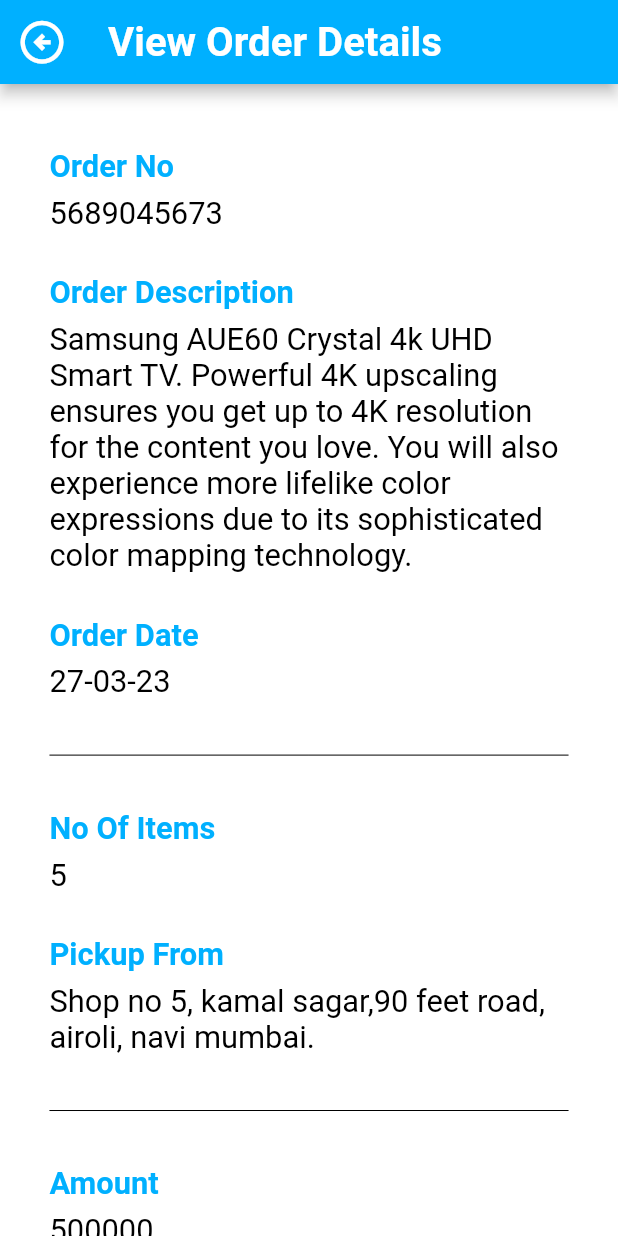
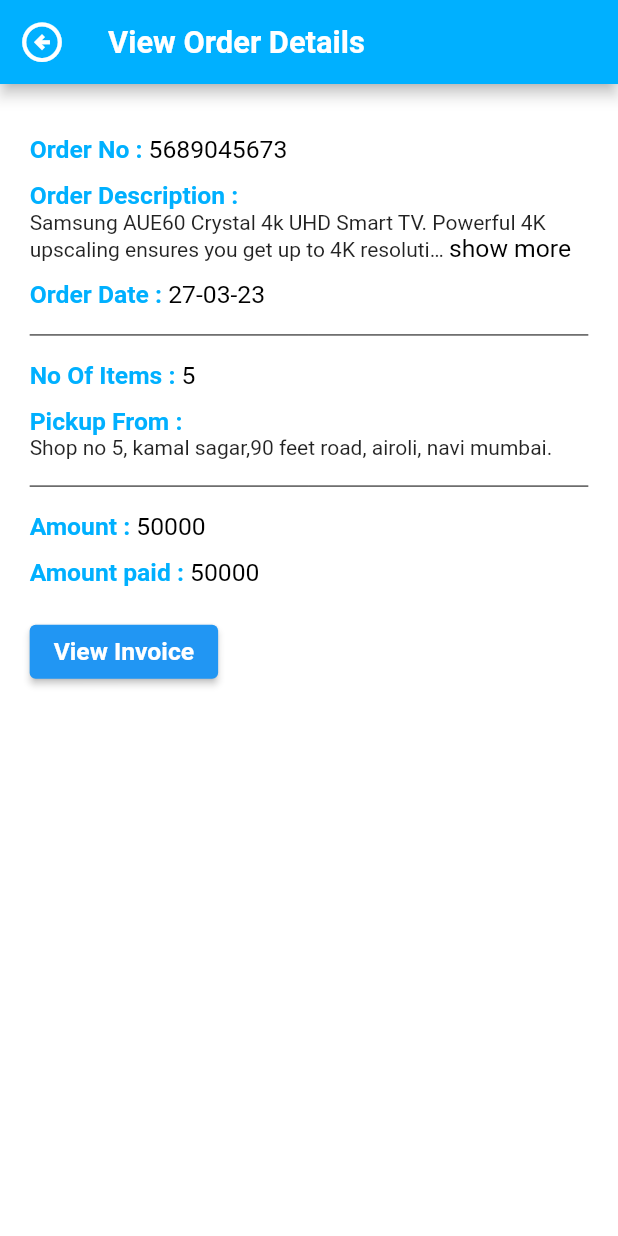
Before and after one commit to rupal-tripund/shipping_app, a Flutter app: the GetOrderDetails screen opened directly, on a phone screen of 412 x 824 dp. Run offline on Flutter 3.47's test engine with Material 2 defaults, Android fonts, the phone set to English and light mode, and no system bars; drawn by our look-alikes of readmore; our stand-ins replace carousel_pro_nullsafety, dropdown_search, email_validator, file_picker, get, google_fonts and 4 more; missing offline and left inert: syncfusion_flutter_pdf.

Commit message:
changed font size and padding and add read more to the text

```diff
--- a/lib/screens/order/view_order_detail.dart
+++ b/lib/screens/order/view_order_detail.dart
@@ -4,6 +4,7 @@
 
 import '../product/Order_history.dart';
 import 'download_Invoice.dart';
+import 'package:readmore/readmore.dart';
 
 class GetOrderDetails extends StatelessWidget {
   const GetOrderDetails({Key? key}) : super(key: key);
@@ -30,7 +31,7 @@
         backgroundColor: Style.blueAccentPageBackgroundColor,
         leading: IconButton(
           icon: Icon(Icons.arrow_circle_left_outlined),
-          iconSize: Style.sizeIcon / 1.2,
+          iconSize: Style.sizeIcon / 1.3,
           onPressed: () {
             Navigator.pop(context,
                 MaterialPageRoute(
@@ -42,7 +43,7 @@
         title: Text(
           'View Order Details',
           style: TextStyle(
-            fontSize: Style.sizeButtonText * 1.3,
+            fontSize: Style.sizeButtonText,
             fontWeight: FontWeight.bold,
             color: Style.textColorDark,
           ),
@@ -52,185 +53,203 @@
         physics: const BouncingScrollPhysics(),
         child: Container(
           padding: EdgeInsets.symmetric(
-            horizontal: Style.paddingWidth * 2,
-            vertical: Style.paddingHeight * 1.5,
+            horizontal: Style.paddingWidth * 1.2,
+            vertical: Style.paddingHeight * 1.2,
           ),
           child: Column(
             crossAxisAlignment: CrossAxisAlignment.start,
             mainAxisAlignment: MainAxisAlignment.start,
             mainAxisSize: MainAxisSize.min,
             children: <Widget>[
+              Row(
+                children: <Widget>[
                   Text(
-                'Order No',
+                    'Order No : ',
                     style: TextStyle(
-                  fontSize: Style.sizeButtonText,
+                      fontSize: Style.sizeSubTitle,
                       fontWeight: FontWeight.bold,
                       color: Style.blueAccentPageBackgroundColor,
                     ),
                   ),
-              SizedBox(
-                height: Style.paddingHeight / 4,
-              ),
                   Text(
                     '5689045673',
                     style: TextStyle(
-                  fontSize: Style.sizeButtonText,
+                      fontSize: Style.sizeSubTitle,
                       fontWeight: FontWeight.w400,
                       color: Style.textColorLight,
                     ),
                   ),
+                ],
+              ),
               SizedBox(
-                height: Style.paddingHeight,
+                height: Style.paddingHeight / 2.5,
               ),
-              Text(
-                'Order Description',
+              Text.rich(
+                TextSpan(
+                  children: <InlineSpan>[
+                    TextSpan(
+                      text: 'Order Description : ',
                       style: TextStyle(
-                  fontSize: Style.sizeButtonText,
+                        fontSize: Style.sizeSubTitle,
                         fontWeight: FontWeight.bold,
                         color: Style.blueAccentPageBackgroundColor,
                       ),
                     ),
+                    WidgetSpan(
+                      child: ReadMoreText(
+                        'Samsung AUE60 Crystal 4k UHD Smart TV. Powerful 4K upscaling ensures you get up to 4K resolution for the content you love. You will also experience more lifelike color expressions due to its sophisticated color mapping technology. ',
+                        trimLines: 2,
+                        trimMode: TrimMode.Line,
+                        trimCollapsedText: 'show more',
+                        trimExpandedText: 'show less',
+                        moreStyle: TextStyle(
+                            fontSize: Style.sizeSubTitle,
+                            fontWeight: FontWeight.w400,
+                            color: Style.textColorLight),
+                      ),
+                    ),
+                  ],
+                ),
+              ),
               SizedBox(
-                height: Style.paddingHeight / 4,
+                height: Style.paddingHeight / 2.5,
+              ),
+              Row(
+                children: <Widget>[
+                  Text(
+                    'Order Date : ',
+                    style: TextStyle(
+                      fontSize: Style.sizeSubTitle,
+                      fontWeight: FontWeight.bold,
+                      color: Style.blueAccentPageBackgroundColor,
+                    ),
                   ),
                   Text(
-                'Samsung AUE60 Crystal 4k UHD Smart TV. Powerful 4K upscaling ensures you get up to 4K resolution for the content you love. You will also experience more lifelike color expressions due to its sophisticated color mapping technology.',
+                    '27-03-23',
                     style: TextStyle(
-                  fontSize: Style.sizeButtonText,
+                      fontSize: Style.sizeSubTitle,
                       fontWeight: FontWeight.w400,
                       color: Style.textColorLight,
                     ),
                   ),
-              SizedBox(
-                height: Style.paddingHeight,
-              ),
-              Text(
-                'Order Date',
-                style: TextStyle(
-                  fontSize: Style.sizeButtonText,
-                  fontWeight: FontWeight.bold,
-                  color: Style.blueAccentPageBackgroundColor,
-                ),
+                ],
               ),
               SizedBox(
-                height: Style.paddingHeight / 4,
-              ),
-              Text(
-                '27-03-23',
-                style: TextStyle(
-                  fontSize: Style.sizeButtonText,
-                  fontWeight: FontWeight.w400,
-                  color: Style.textColorLight,
-                ),
-              ),
-              SizedBox(
-                height: Style.paddingHeight,
+                height: Style.paddingHeight / 3,
               ),
               Divider(
                 color: Colors.black,
               ),
               SizedBox(
-                height: Style.paddingHeight,
+                height: Style.paddingHeight / 3,
               ),
+              Row(
+                children: <Widget>[
                   Text(
-                'No Of Items',
+                    'No Of Items : ',
                     style: TextStyle(
-                  fontSize: Style.sizeButtonText,
+                      fontSize: Style.sizeSubTitle,
                       fontWeight: FontWeight.bold,
                       color: Style.blueAccentPageBackgroundColor,
                     ),
                   ),
-              SizedBox(
-                height: Style.paddingHeight / 4,
-              ),
                   Text(
                     '5',
                     style: TextStyle(
-                  fontSize: Style.sizeButtonText,
+                      fontSize: Style.sizeSubTitle,
                       fontWeight: FontWeight.w400,
                       color: Style.textColorLight,
                     ),
                   ),
+                ],
+              ),
               SizedBox(
-                height: Style.paddingHeight,
+                height: Style.paddingHeight / 2.5,
               ),
-              Text(
-                'Pickup From',
+              Text.rich(
+                TextSpan(
+                  children: [
+                    TextSpan(
+                      text: 'Pickup From : ',
                       style: TextStyle(
-                  fontSize: Style.sizeButtonText,
+                        fontSize: Style.sizeSubTitle,
                         fontWeight: FontWeight.bold,
                         color: Style.blueAccentPageBackgroundColor,
                       ),
                     ),
-              SizedBox(
-                height: Style.paddingHeight / 4,
+                    WidgetSpan(
+                      child: ReadMoreText(
+                        'Shop no 5, kamal sagar,90 feet road, airoli, navi mumbai.',
+                        trimLines: 2,
+                        trimMode: TrimMode.Line,
+                        trimCollapsedText: 'show more',
+                        trimExpandedText: 'show less',
+                        moreStyle: TextStyle(
+                            fontSize: Style.sizeSubTitle,
+                            fontWeight: FontWeight.w400,
+                            color: Style.textColorLight),
                       ),
-              Text(
-                'Shop no 5, kamal sagar,90 feet road, airoli, navi mumbai.',
-                style: TextStyle(
-                  fontSize: Style.sizeButtonText,
-                  fontWeight: FontWeight.w400,
-                  color: Style.textColorLight,
+                    ),
+                  ],
                 ),
               ),
               SizedBox(
-                height: Style.paddingHeight,
+                height: Style.paddingHeight / 3,
               ),
               Divider(
                 color: Colors.black,
               ),
               SizedBox(
-                height: Style.paddingHeight,
+                height: Style.paddingHeight / 3,
               ),
+              Row(
+                children: <Widget>[
                   Text(
-                'Amount',
+                    'Amount : ',
                     style: TextStyle(
-                  fontSize: Style.sizeButtonText,
+                      fontSize: Style.sizeSubTitle,
                       fontWeight: FontWeight.bold,
                       color: Style.blueAccentPageBackgroundColor,
                     ),
                   ),
-              SizedBox(
-                height: Style.paddingHeight / 4,
-              ),
                   Text(
-                '500000',
+                    '50000',
                     style: TextStyle(
-                  fontSize: Style.sizeButtonText,
+                      fontSize: Style.sizeSubTitle,
                       fontWeight: FontWeight.w400,
                       color: Style.textColorLight,
                     ),
                   ),
+                ],
+              ),
               SizedBox(
-                height: Style.paddingHeight,
+                height: Style.paddingHeight / 2.5,
               ),
+              Row(
+                children: <Widget>[
                   Text(
-                'Amount Paid',
+                    'Amount paid : ',
                     style: TextStyle(
-                  fontSize: Style.sizeButtonText,
+                      fontSize: Style.sizeSubTitle,
                       fontWeight: FontWeight.bold,
                       color: Style.blueAccentPageBackgroundColor,
                     ),
                   ),
-              SizedBox(
-                height: Style.paddingHeight / 4,
-              ),
                   Text(
-                '500000',
+                    '50000',
                     style: TextStyle(
-                  fontSize: Style.sizeButtonText,
+                      fontSize: Style.sizeSubTitle,
                       fontWeight: FontWeight.w400,
                       color: Style.textColorLight,
                     ),
                   ),
-              SizedBox(
-                height: Style.paddingHeight,
-              ),
-              Divider(
-                color: Colors.black,
+                ],
               ),
               SizedBox(
-                height: Style.paddingHeight,
+                height: Style.paddingHeight / 3,
+              ),
+              SizedBox(
+                height: Style.paddingHeight / 3,
               ),
               Row(
                 crossAxisAlignment: CrossAxisAlignment.start,
@@ -241,7 +260,7 @@
                     child: Text(
                       "View Invoice",
                       style: TextStyle(
-                        fontSize: Style.sizeButtonText,
+                        fontSize: Style.sizeSubTitle,
                         fontWeight: FontWeight.bold,
                         color: Style.textColorDark,
                       ),
```
Lines whose indentation alone changed are shown as unchanged.
